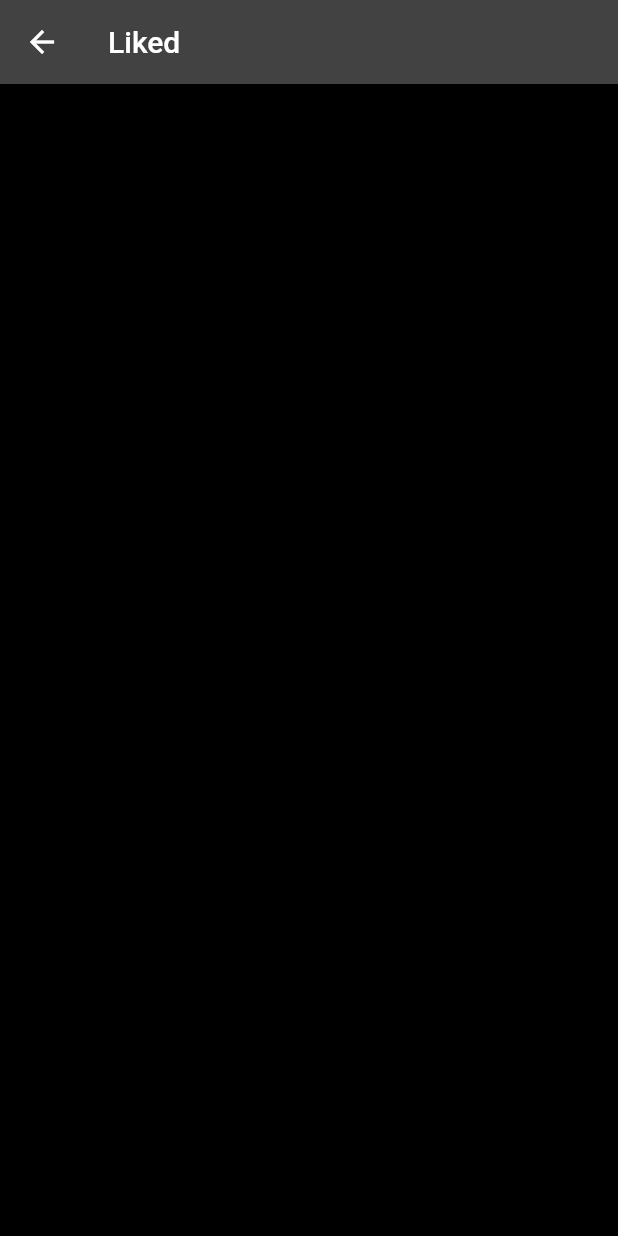
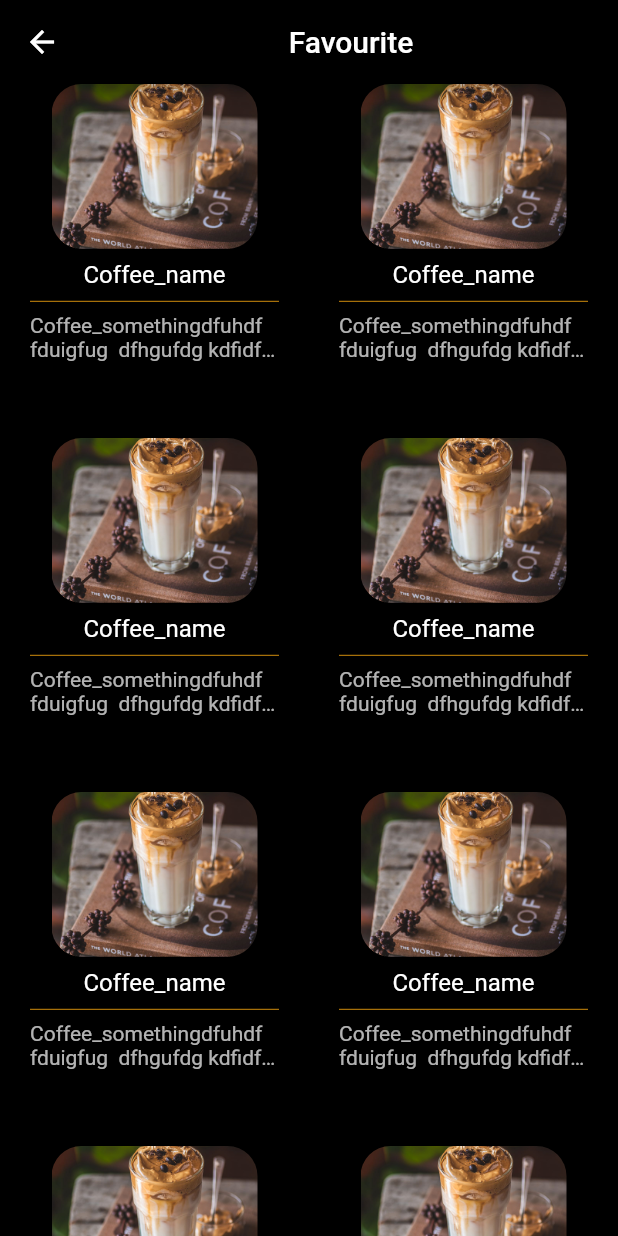
Before and after one commit to TheAsiyaS/Appcoffee, a Flutter app: the Liked screen opened directly, on a phone screen of 412 x 824 dp. Run offline on Flutter 3.47's test engine with Material 2 defaults, Android fonts, the phone set to English and light mode, and no system bars; our stand-ins replace flutter_rating_bar, font_awesome_flutter, google_fonts.

Commit message:
Favourite ui completed

```diff
--- a/lib/Navigation.dart
+++ b/lib/Navigation.dart
@@ -1,7 +1,7 @@
 import 'package:coffeeapp/Prersentation/Account/Account.dart';
 import 'package:coffeeapp/Prersentation/Cart/Cart.dart';
 import 'package:coffeeapp/Prersentation/Home/Home.dart';
-import 'package:coffeeapp/Prersentation/Liked/Liked.dart';
+import 'package:coffeeapp/Prersentation/Favorite/Favorite.dart';
 import 'package:coffeeapp/Utensils/Common_colors.dart';
 import 'package:coffeeapp/Utensils/Common_icons.dart';
 import 'package:flutter/material.dart';
@@ -45,10 +45,10 @@ class Navigationbar extends StatelessWidget {
                       ),
                       label: 'Cart'),
                   BottomNavigationBarItem(
-                      icon: Icon(
-                        Icons.favorite_outline,
-                      ),
-                      label: 'Liked'),
+                      icon:
+                       kfavorite,
+
+                      label: 'Favourite'),
                   BottomNavigationBarItem(icon: kperson, label: 'Account'),
                 ]),
             body: navigationScreens[bottomIndex.value],
--- /dev/null
+++ b/lib/Prersentation/Favorite/Favorite.dart
@@ -0,0 +1,77 @@
+import 'package:coffeeapp/Utensils/Common_colors.dart';
+import 'package:flutter/material.dart';
+
+class Liked extends StatelessWidget {
+  const Liked({super.key});
+
+  @override
+  Widget build(BuildContext context) {
+    final size = MediaQuery.of(context).size;
+    return Scaffold(
+      appBar: AppBar(
+        title: const Center(child: Text('Favourite')),
+        backgroundColor: kblack,
+      ),
+      body: SafeArea(
+          child: GridView.count(
+        crossAxisCount: 2,
+        mainAxisSpacing: 30,
+        children: List.generate(10, (index) => Favouritecard(size: size)),
+      )),
+    );
+  }
+}
+
+class Favouritecard extends StatelessWidget {
+  const Favouritecard({
+    super.key,
+    required this.size,
+  });
+
+  final Size size;
+
+  @override
+  Widget build(BuildContext context) {
+    return SizedBox(
+      height: size.height / 3.5,
+      width: size.width / 2.2,
+      child: Column(
+        children: [
+          Container(
+            height: size.height / 7.5,
+            width: size.width / 3,
+            decoration: BoxDecoration(
+                borderRadius: BorderRadius.circular(20),
+                image: const DecorationImage(
+                    image: AssetImage('asset/common/common_0.jpg'),
+                    fit: BoxFit.cover)),
+          ),
+          const Card(
+            color: kblack,
+            child: ListTile(
+              title: Center(
+                child: Text(
+                  "Coffee_name",
+                  maxLines: 1,
+                  overflow: TextOverflow.ellipsis,
+                ),
+              ),
+              subtitle: Column(
+                children: [
+                  Divider(
+                    color: kbrownlight,
+                  ),
+                  Text(
+                    "Coffee_somethingdfuhdf fduigfug  dfhgufdg kdfidf d dfgd gdfjidf ",
+                    maxLines: 2,
+                    overflow: TextOverflow.ellipsis,
+                  ),
+                ],
+              ),
+            ),
+          )
+        ],
+      ),
+    );
+  }
+}
--- a/lib/Prersentation/Liked/Liked.dart
+++ /dev/null
@@ -1,12 +0,0 @@
-import 'package:flutter/material.dart';
-
-class Liked extends StatelessWidget {
-  const Liked({super.key});
-
-  @override
-  Widget build(BuildContext context) {
-    return Scaffold(
-      appBar: AppBar(title: Text('Liked'),),
-    );
-  }
-}
--- a/lib/Utensils/Common_icons.dart
+++ b/lib/Utensils/Common_icons.dart
@@ -36,6 +36,9 @@ CupertinoIcons.back
 );
 
 
-const kfavourite_outline = Icon(
+const kfavorite_outline = Icon(
 Icons.favorite_outline_outlined
 );
+const kfavorite = Icon(
+Icons.favorite
+);
--- a/lib/Widgets/Coffee_detalied.dart
+++ b/lib/Widgets/Coffee_detalied.dart
@@ -75,7 +75,7 @@ class Coffee_detailed extends StatelessWidget {
                 icon: kback)),
         actions: [
           Card(
-              color: Color.fromARGB(56, 232, 134, 14),
+              color: const Color.fromARGB(56, 232, 134, 14),
               child: IconButton(onPressed: () {}, icon: kcart)),
           w20,
         ],
@@ -88,7 +88,7 @@ class Coffee_detailed extends StatelessWidget {
               alignment: Alignment.bottomCenter,
               children: [
                 Container(
-                  height: size.height / 1.2,
+                  height: size.height / 1,
                   width: size.width,
                   decoration: BoxDecoration(
                       image: DecorationImage(
@@ -102,7 +102,7 @@ class Coffee_detailed extends StatelessWidget {
                       topRight: Radius.circular(30),
                     ),
                   ),
-                  height: size.height / 4.3,
+                  height: size.height / 4,
                   width: size.width,
                   child: Column(
                     mainAxisAlignment: MainAxisAlignment.center,
@@ -120,7 +120,7 @@ class Coffee_detailed extends StatelessWidget {
                                   fontSize: 30, fontWeight: FontWeight.bold),
                             ),
                           ),
-                          IconButton(onPressed: () {}, icon: kfavourite_outline)
+                          IconButton(onPressed: () {}, icon: kfavorite_outline)
                         ],
                       ),
                       h10,
```
